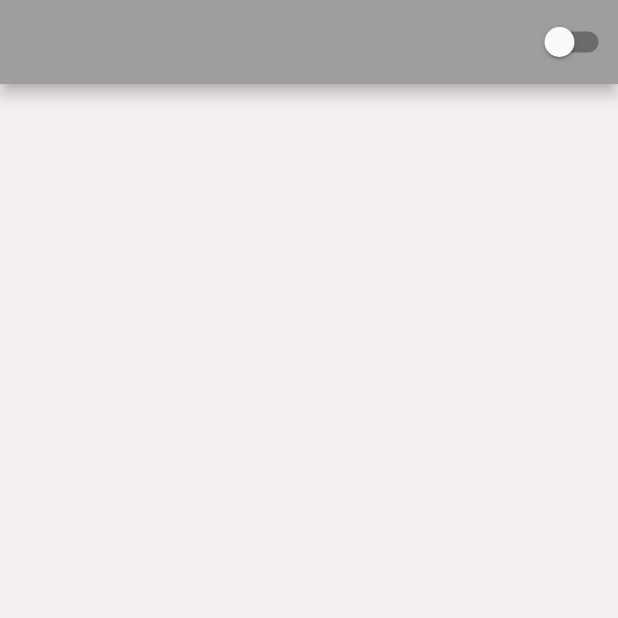
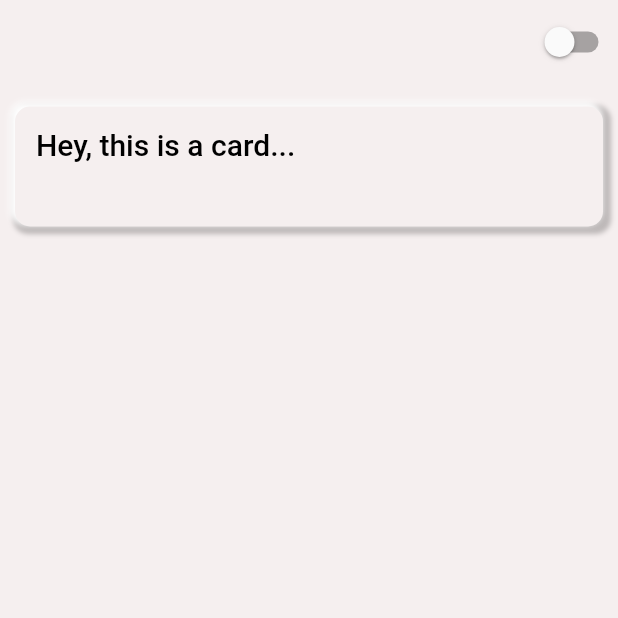
Before and after one commit to fourpointfour/device-info, a Flutter app: the screen it shows after launch, on a phone screen of 412 x 824 dp, the top half of it. Run offline on Flutter 3.47's test engine with Material 2 defaults, Android fonts, the phone set to English and light mode, and no system bars.

Commit message:
finished dark theme transition completely, more features to be added

```diff
--- a/lib/main.dart
+++ b/lib/main.dart
@@ -1,4 +1,5 @@
 import 'package:device_info/stateNotifier.dart';
+import 'package:flutter/cupertino.dart';
 import 'package:flutter/material.dart';
 import 'package:provider/provider.dart';
 import 'myTheme.dart';
@@ -40,17 +41,66 @@ class _HomePageState extends State<HomePage> {
     return Container(
       child: Scaffold(
         appBar: AppBar(
-          backgroundColor: Colors.grey,
+          elevation: 0,
+          backgroundColor: Theme.of(context).scaffoldBackgroundColor,
           actions: [
             Switch(
               value: Provider.of<AppStateNotifier>(context).isDark,
               onChanged: (darkMode){
-                Provider.of<AppStateNotifier>(context).updateTheme(darkMode);
+                Provider.of<AppStateNotifier>(context, listen: false).updateTheme(darkMode);
+                openSnackBar(context, 'Theme changed!');
               },
             )
           ],
+        ),
+        body: SafeArea(
+          child: Container(
+            margin: EdgeInsets.only(top: 15, left: 10, right: 10),
+            padding: EdgeInsets.all(10),
+            height: 80,
+            width: MediaQuery.of(context).size.width,
+            decoration: BoxDecoration(
+              color: Theme.of(context).scaffoldBackgroundColor,
+              borderRadius: BorderRadius.all(Radius.circular(10)),
+              boxShadow: [
+                BoxShadow(
+                  offset: Offset(2, 2),
+                  color: Theme.of(context).shadowColor,
+                  spreadRadius: 3,
+                  blurRadius: 2,
+                ),
+                BoxShadow(
+                  offset: Offset(-2, -2),
+                  color: Colors.white,
+                  spreadRadius: 1,
+                  blurRadius: 3,
+                ),
+              ],
+            ),
+            child: GestureDetector(
+              onTap: () => openSnackBar(context, 'Card tapped!'),
+              child: Card(
+                elevation: 0,
+                color: Theme.of(context).scaffoldBackgroundColor,
+                child: Text(
+                  'Hey, this is a card...',
+                  style: Theme.of(context).textTheme.headline6,
+                ),
+          ),
+            ),
+          ),
         ),
       ),
     );
   }
 }
+
+void openSnackBar(context, changeMessage)
+{
+  ScaffoldMessenger.of(context).showSnackBar(
+    SnackBar(
+      content: Text(changeMessage),
+      behavior: SnackBarBehavior.floating,
+    )
+  );
+}
--- a/lib/myTheme.dart
+++ b/lib/myTheme.dart
@@ -4,9 +4,27 @@ class MyTheme
 {
   static final ThemeData lightTheme = ThemeData(
     scaffoldBackgroundColor: Color(0xfff5efef),
+    shadowColor: Color(0xffbdb8b8),
+    textTheme: TextTheme(
+      headline6: TextStyle(
+        color: Colors.black,
+      ),
+      bodyText1: TextStyle(
+        color: Colors.black,
+      ),
+    ),
   );
 
   static final ThemeData darkTheme = ThemeData(
     scaffoldBackgroundColor: Color(0xff37252c),
+    shadowColor: Color(0xff442e36),
+    textTheme: TextTheme(
+      headline6: TextStyle(
+        color: Colors.white,
+      ),
+      bodyText1: TextStyle(
+        color: Colors.white,
+      ),
+    ),
   );
 }
```
